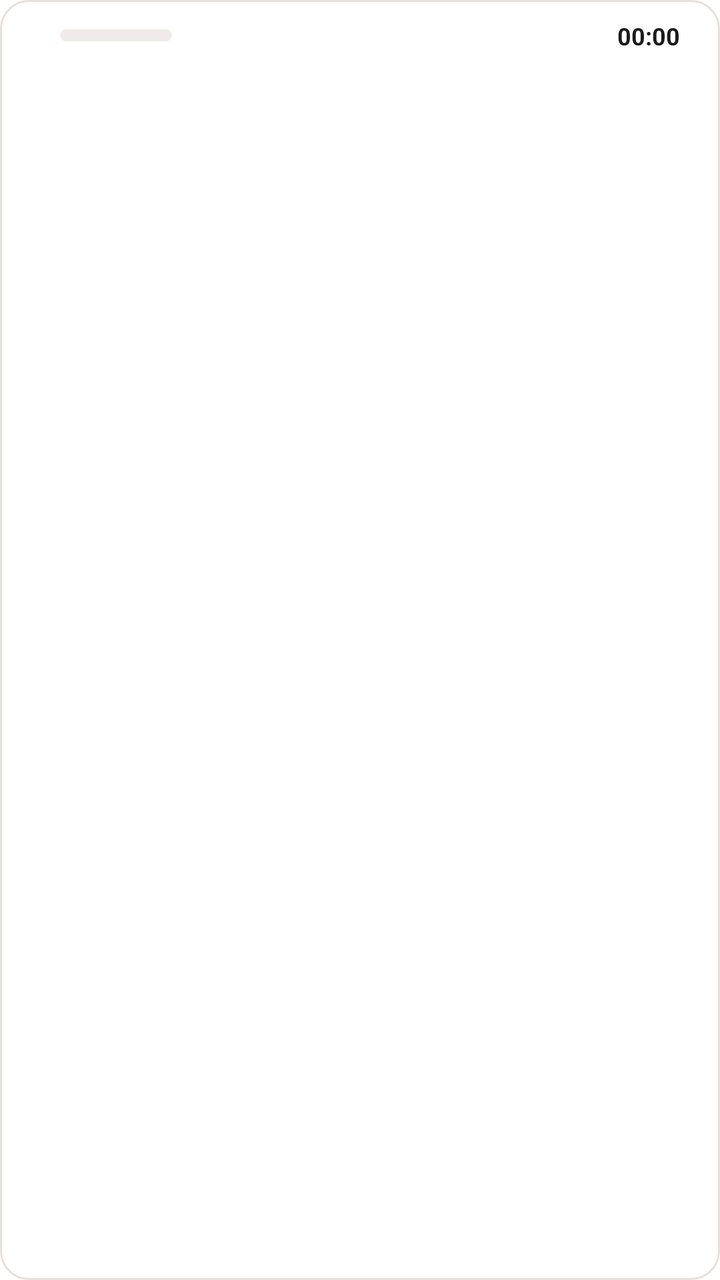
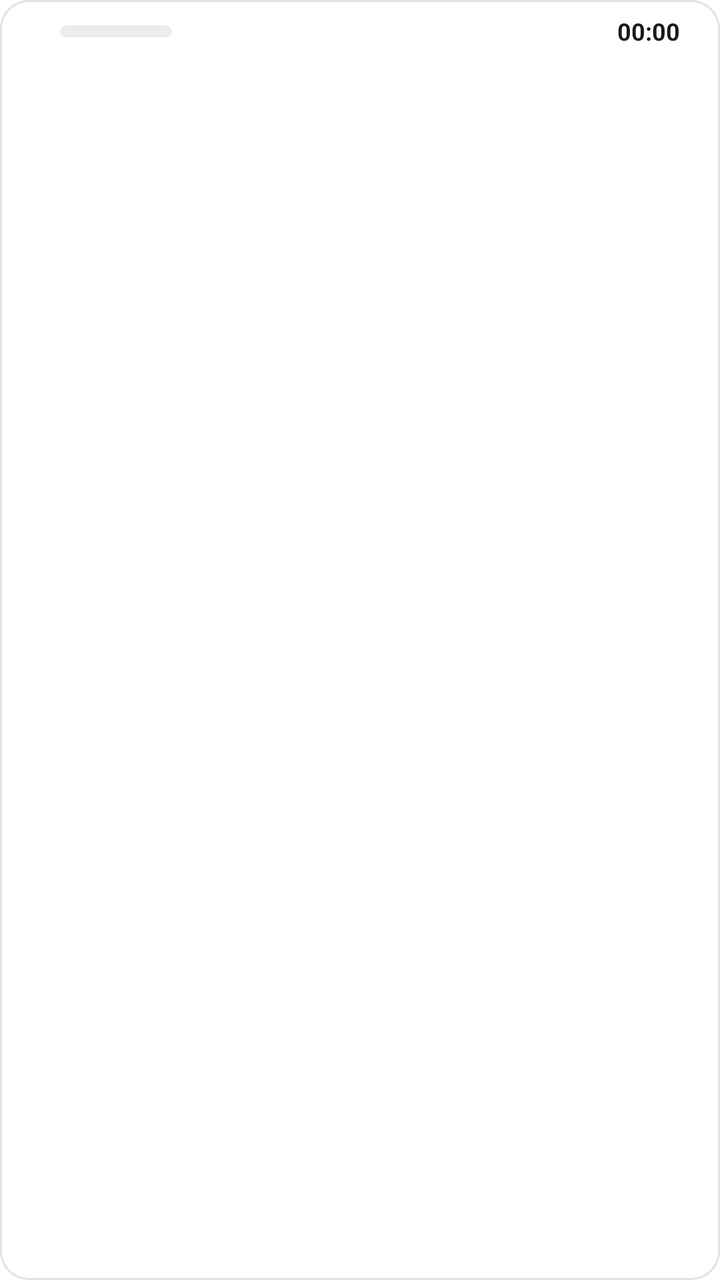

An Android layout rendered at two revisions. The XML below is the earlier revision; the diff shows what the commit changed to produce the second picture.
<!-- AndroidManifest.xml: fallback theme Theme.MaterialComponents.DayNight.NoActionBar -->
<!-- res/layout/okuma_day_card_small.xml -->
<?xml version="1.0" encoding="utf-8"?>
<LinearLayout xmlns:android="http://schemas.android.com/apk/res/android"
  android:layout_width="match_parent" android:layout_height="wrap_content"
  android:background="@drawable/okuma_card_bg" android:orientation="vertical"
  android:paddingLeft="20dp" android:paddingRight="20dp" android:paddingTop="9dp" android:paddingBottom="7dp">
  <LinearLayout android:layout_width="match_parent" android:layout_height="wrap_content" android:gravity="center_vertical" android:orientation="horizontal">
    <TextView android:id="@+id/title" android:layout_width="wrap_content" android:layout_height="wrap_content" android:maxWidth="150dp" android:fontFamily="serif"
      android:maxLines="1" android:ellipsize="end" android:textColor="@color/okuma_fg" android:textSize="13sp" android:textStyle="bold" />
    <FrameLayout android:layout_width="56dp" android:layout_height="6dp" android:layout_marginLeft="10dp">
      <ProgressBar android:id="@+id/progress" style="@android:style/Widget.ProgressBar.Horizontal" android:layout_width="match_parent"
        android:layout_height="match_parent" android:progressDrawable="@drawable/okuma_mini_progress" />
      <ProgressBar android:id="@+id/progress_kef" style="@android:style/Widget.ProgressBar.Horizontal" android:layout_width="match_parent"
        android:layout_height="match_parent" android:progressDrawable="@drawable/okuma_progress_kef" />
    </FrameLayout>
    <TextView android:id="@+id/count" android:layout_width="wrap_content" android:layout_height="wrap_content" android:layout_marginLeft="6dp"
      android:textColor="@color/okuma_muted" android:textSize="11sp" android:textStyle="bold" />
    <TextView android:layout_width="0dp" android:layout_height="1dp" android:layout_weight="1" />
    <Chronometer android:id="@+id/countdown" android:layout_width="wrap_content" android:layout_height="wrap_content"
      android:textColor="@color/okuma_fg" android:textSize="12sp" android:textStyle="bold" />
  </LinearLayout>
  <LinearLayout android:id="@+id/books" android:layout_width="match_parent" android:layout_height="wrap_content" android:orientation="vertical" />
</LinearLayout>
<!-- resources referenced by this layout -->
<resources>
  <color name="okuma_fg">#1A1A1A</color>
  <color name="okuma_muted">#57534E</color>
  <!-- drawable okuma_card_bg (drawable) -->
  <shape xmlns:android="http://schemas.android.com/apk/res/android" android:shape="rectangle">
    <solid android:color="@color/okuma_card_bg" />
    <stroke android:width="1dp" android:color="@color/okuma_card_border" />
    <corners android:radius="14dp" />
  </shape>
  <!-- drawable okuma_mini_progress (drawable) -->
  <layer-list xmlns:android="http://schemas.android.com/apk/res/android">
    <item android:id="@android:id/background">
      <shape android:shape="rectangle">
        <solid android:color="@color/okuma_track" />
        <corners android:radius="3dp" />
      </shape>
    </item>
    <item android:id="@android:id/progress">
      <clip>
        <shape android:shape="rectangle">
          <solid android:color="@color/okuma_read" />
          <corners android:radius="3dp" />
        </shape>
      </clip>
    </item>
  </layer-list>
  <!-- drawable okuma_progress_kef (drawable) -->
  <layer-list xmlns:android="http://schemas.android.com/apk/res/android">
    <item android:id="@android:id/background">
      <shape android:shape="rectangle">
        <solid android:color="@android:color/transparent" />
      </shape>
    </item>
    <item android:id="@android:id/progress">
      <clip>
        <shape android:shape="rectangle">
          <solid android:color="@color/okuma_kefaret" />
          <corners android:radius="5dp" />
        </shape>
      </clip>
    </item>
  </layer-list>
  <color name="okuma_card_bg">#FFFFFF</color>
  <color name="okuma_card_border">#E7E0DB</color>
  <color name="okuma_track">#F0EBE8</color>
  <color name="okuma_read">#10B981</color>
  <color name="okuma_kefaret">#0D9488</color>
</resources>

<!-- the commit's change to res/layout/okuma_day_card_small.xml (unified diff, before → after) -->
@@ -2,10 +2,10 @@
 <LinearLayout xmlns:android="http://schemas.android.com/apk/res/android"
   android:layout_width="match_parent" android:layout_height="wrap_content"
   android:background="@drawable/okuma_card_bg" android:orientation="vertical"
-  android:paddingLeft="20dp" android:paddingRight="20dp" android:paddingTop="9dp" android:paddingBottom="7dp">
+  android:paddingLeft="20dp" android:paddingRight="20dp" android:paddingTop="7dp" android:paddingBottom="3dp">
   <LinearLayout android:layout_width="match_parent" android:layout_height="wrap_content" android:gravity="center_vertical" android:orientation="horizontal">
     <TextView android:id="@+id/title" android:layout_width="wrap_content" android:layout_height="wrap_content" android:maxWidth="150dp" android:fontFamily="serif"
-      android:maxLines="1" android:ellipsize="end" android:textColor="@color/okuma_fg" android:textSize="13sp" android:textStyle="bold" />
+      android:maxLines="1" android:ellipsize="end" android:textColor="@color/okuma_fg" android:textSize="12.5sp" android:textStyle="bold" />
     <FrameLayout android:layout_width="56dp" android:layout_height="6dp" android:layout_marginLeft="10dp">
       <ProgressBar android:id="@+id/progress" style="@android:style/Widget.ProgressBar.Horizontal" android:layout_width="match_parent"
         android:layout_height="match_parent" android:progressDrawable="@drawable/okuma_mini_progress" />
